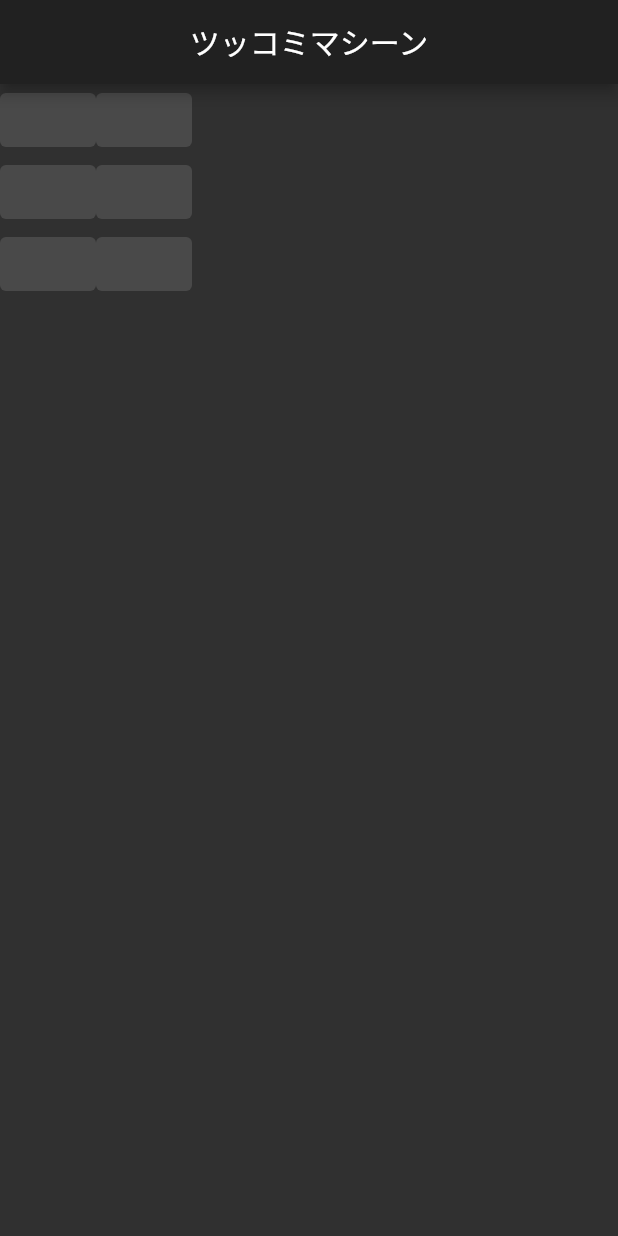
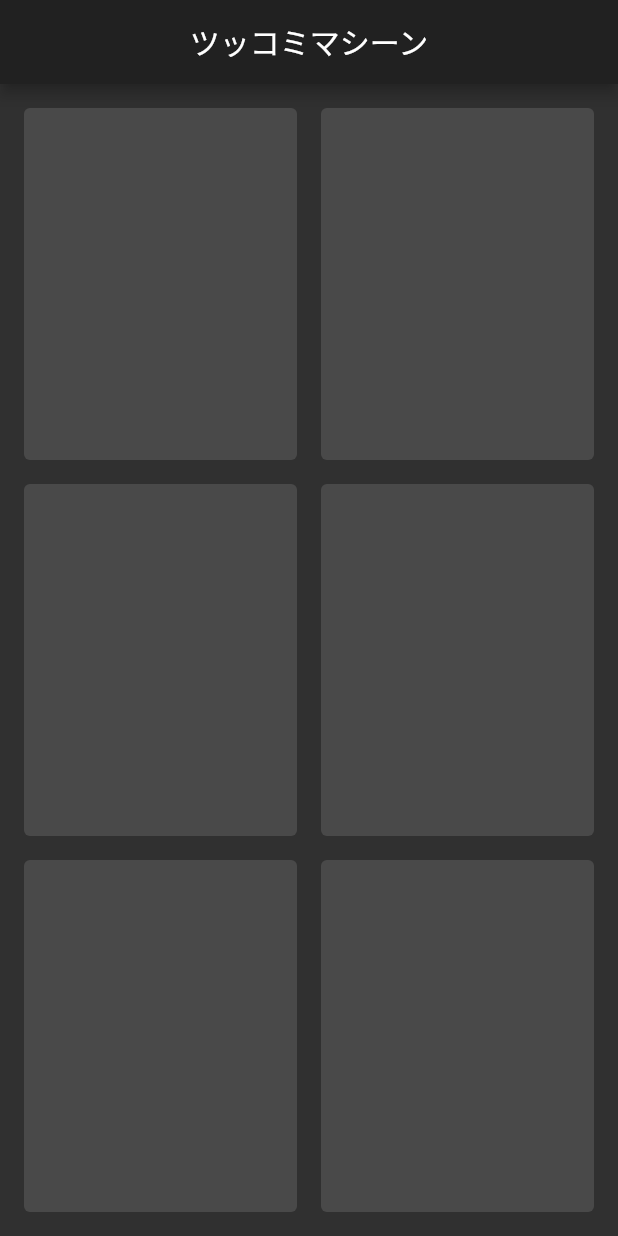
Before and after one commit to NaoyaOgura0828/straight_machine, a Flutter app: the screen it shows after launch, on a phone screen of 412 x 824 dp. Run offline on Flutter 3.47's test engine with Material 2 defaults, Android fonts, the light colour scheme and no system bars.

Commit message:
ボタンレイアウト設定

```diff
--- a/lib/screens/home_screen.dart
+++ b/lib/screens/home_screen.dart
@@ -13,37 +13,49 @@ class _HomeScreenState extends State<HomeScreen> {
         title: Text('ツッコミマシーン'),
         centerTitle: true,
       ),
-      body: Column(
+      body: Container(
+        padding: EdgeInsets.all(8.0),
+        child: Column(
           children: <Widget>[
-          Row(
+            Expanded(
+              flex: 1,
+              child: Row(
+                crossAxisAlignment: CrossAxisAlignment.stretch,
                 children: <Widget>[
-              _soundButton(),
-              _soundButton(),
+                  Expanded(flex: 1, child: _soundButton()),
+                  Expanded(flex: 1, child: _soundButton()),
                 ],
               ),
-          Row(
+            ),
+            Expanded(
+              flex: 1,
+              child: Row(
+                crossAxisAlignment: CrossAxisAlignment.stretch,
                 children: <Widget>[
-              _soundButton(),
-              _soundButton(),
+                  Expanded(flex: 1, child: _soundButton()),
+                  Expanded(flex: 1, child: _soundButton()),
                 ],
               ),
-          Row(
+            ),
+            Expanded(
+              flex: 1,
+              child: Row(
+                crossAxisAlignment: CrossAxisAlignment.stretch,
                 children: <Widget>[
-              _soundButton(),
-              _soundButton(),
+                  Expanded(flex: 1, child: _soundButton()),
+                  Expanded(flex: 1, child: _soundButton()),
                 ],
               ),
+            ),
           ],
+        ),
       ),
     );
   }
 
   Widget _soundButton() {
-    return ElevatedButton(
-        onPressed: null,
-        child: Container()
-    );
+    return Container(
+        padding: EdgeInsets.all(8.0),
+        child: ElevatedButton(onPressed: null, child: Container()));
   }
-
-
 }
```
Lines whose indentation alone changed are shown as unchanged.
